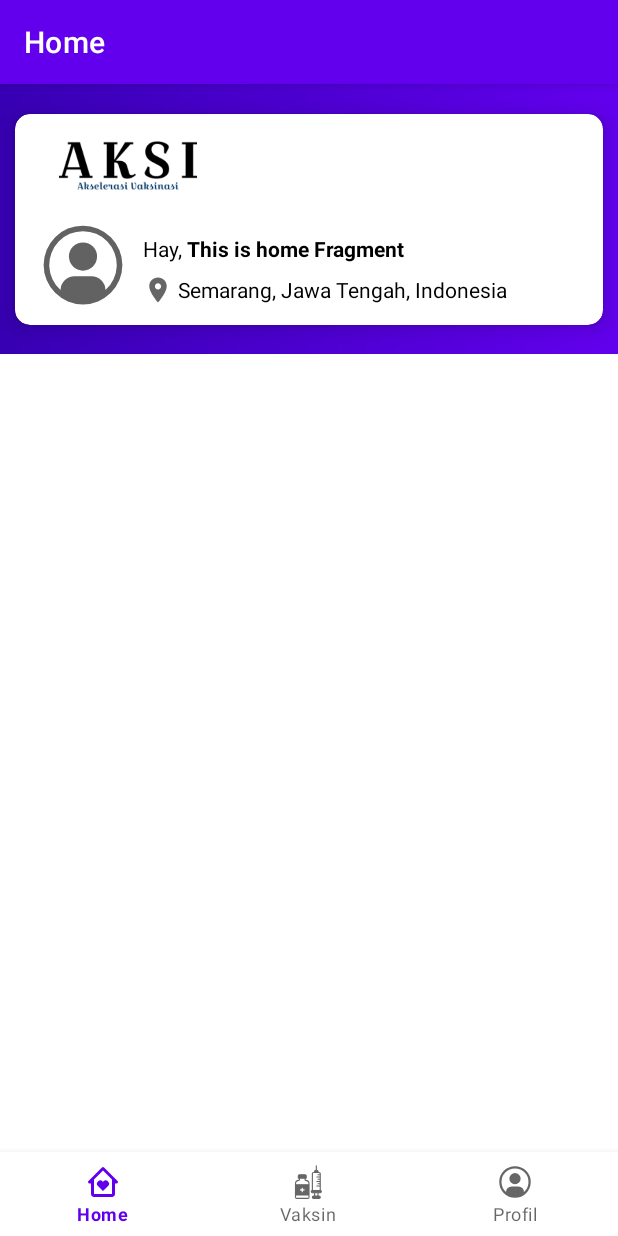
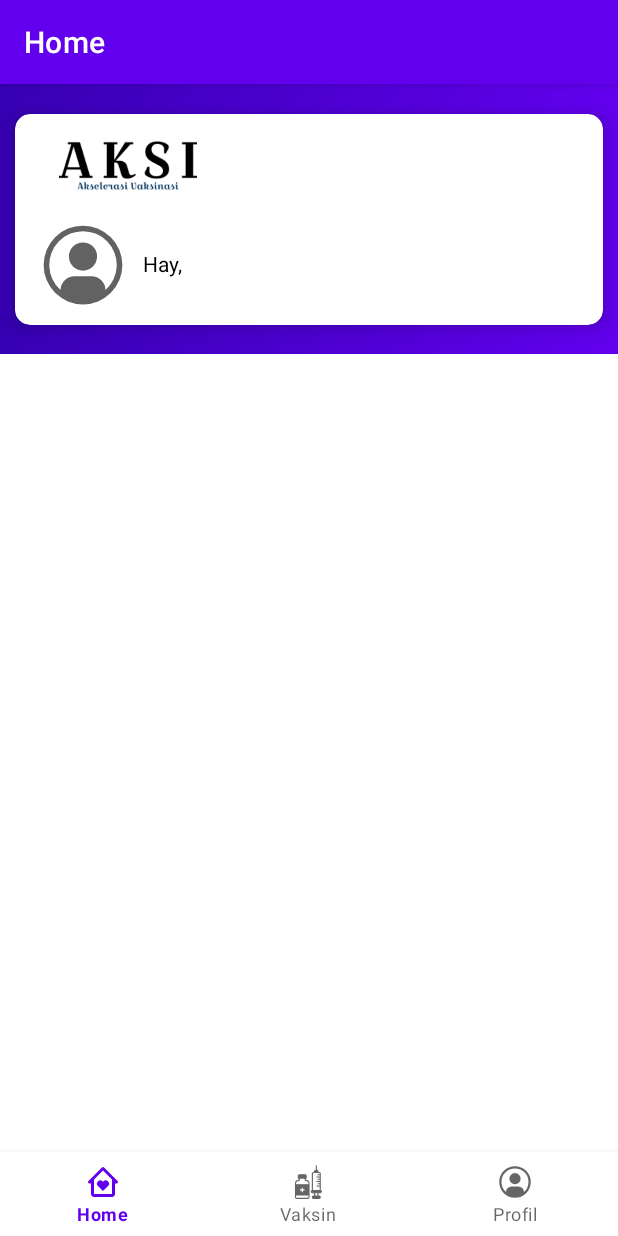
Before and after one commit to azamputraimanto/Akselerasi_Vaksinasi_AKSI, an Android app: the screen it shows after launch once a user with an empty profile is signed in (MainActivity), on a phone screen of 412 x 824 dp. Run offline under Robolectric (Android 15) with nearby library versions, the phone set to English and light mode, and no system bars; our stand-ins replace Firebase (no records; nobody signed in at launch, a user with empty details on screens opened directly), navigation-ui; 1 statement that could not run was skipped.

Commit message:
change header in home

```diff
--- a/app/src/main/java/com/capstone/project/akselerasi_vaksinasi/ui/home/HomeFragment.kt
+++ b/app/src/main/java/com/capstone/project/akselerasi_vaksinasi/ui/home/HomeFragment.kt
@@ -11,7 +11,11 @@ import androidx.lifecycle.Observer
 import androidx.lifecycle.ViewModelProvider
 import androidx.recyclerview.widget.LinearLayoutManager
 import androidx.recyclerview.widget.RecyclerView
+import com.bumptech.glide.Glide
+import com.bumptech.glide.request.RequestOptions
 import com.capstone.project.akselerasi_vaksinasi.R
+import com.capstone.project.akselerasi_vaksinasi.databinding.FragmentHomeBinding
+import com.capstone.project.akselerasi_vaksinasi.databinding.FragmentProfilBinding
 import com.capstone.project.akselerasi_vaksinasi.model.Patient
 import com.capstone.project.akselerasi_vaksinasi.ui.detail.DetailPatientActivity
 import com.capstone.project.akselerasi_vaksinasi.ui.home.adapter.HomeAdapter
@@ -21,12 +25,15 @@ import com.google.firebase.auth.FirebaseAuth
 import com.google.firebase.auth.ktx.auth
 import com.google.firebase.database.DatabaseReference
 import com.google.firebase.database.FirebaseDatabase
+import com.google.firebase.database.ktx.database
 import com.google.firebase.ktx.Firebase
 
 class HomeFragment : Fragment() {
 
     private lateinit var homeViewModel: HomeViewModel
     private lateinit var auth: FirebaseAuth
+    private lateinit var _binding: FragmentHomeBinding
+    private val binding get() = _binding!!
 
     private lateinit var homeAdapter: HomeAdapter
 
@@ -41,24 +48,47 @@ class HomeFragment : Fragment() {
             ViewModelProvider(this).get(HomeViewModel::class.java)
         val root = inflater.inflate(R.layout.fragment_home, container, false)
         val textView: TextView = root.findViewById(R.id.tvWelcome)
-        val recyclerViewMain: RecyclerView = root.findViewById(R.id.rvMain)
+        _binding = FragmentHomeBinding.inflate(layoutInflater)
+        val view = binding.root
         homeViewModel.text.observe(viewLifecycleOwner, Observer {
             textView.text = it
         })
-
 
         database = FirebaseDatabase.getInstance().getReference("patients")
         val options: FirebaseRecyclerOptions<Patient> = Builder<Patient>()
             .setQuery(database, Patient::class.java)
             .build()
         homeAdapter = HomeAdapter(options, ::onItemClick)
-        recyclerViewMain.apply {
+        binding.rvMain.apply {
             layoutManager = LinearLayoutManager(root.context)
             adapter = homeAdapter
         }
 
-        return root
+        getUserData()
+
+        return view
     }
+
+    private fun getUserData() {
+        database = Firebase.database.reference
+        auth = Firebase.auth
+
+        val uid = auth.currentUser?.uid
+
+        if (uid != null) {
+            database.child("users").child(uid).get().addOnSuccessListener {
+                Log.i("firebase", "Got value ${it.child("imgURL").value}")
+                var name : String = it.child("name").value.toString()
+
+                binding.tvWelcome.text = name
+
+
+            }.addOnFailureListener{
+                Log.e("firebase", "Error getting data", it)
+            }
+        }
+    }
+
 
     private fun onItemClick(patient: Patient) {
         DetailPatientActivity.start(requireContext(), patient)
--- a/app/src/main/res/layout/fragment_home.xml
+++ b/app/src/main/res/layout/fragment_home.xml
@@ -49,7 +49,8 @@
                 android:layout_height="wrap_content"
                 android:layout_toEndOf="@id/imgAvatar"
                 android:layout_marginStart="10dp"
-                android:layout_marginTop="80dp">
+                android:layout_marginTop="90dp"
+                >
 
                 <androidx.appcompat.widget.AppCompatTextView
                     android:id="@+id/txtWelcome"
@@ -67,28 +68,6 @@
                     android:textStyle="bold"/>
             </LinearLayout>
 
-            <LinearLayout
-                android:id="@+id/lokasi"
-                android:layout_width="match_parent"
-                android:layout_height="wrap_content"
-                android:layout_toEndOf="@id/imgAvatar"
-                android:layout_below="@id/welcome"
-                android:layout_marginStart="10dp"
-                android:layout_marginTop="8dp">
-
-                <androidx.appcompat.widget.AppCompatImageView
-                    android:id="@+id/imgLokasi"
-                    android:layout_width="20dp"
-                    android:layout_height="20dp"
-                    android:src="@drawable/ic_baseline_location_on_24" />
-
-                <androidx.appcompat.widget.AppCompatTextView
-                    android:id="@+id/tvLokasi"
-                    android:layout_width="250dp"
-                    android:layout_height="wrap_content"
-                    android:text=" Semarang, Jawa Tengah, Indonesia"
-                    android:textColor="@color/black"/>
-            </LinearLayout>
         </RelativeLayout>
     </androidx.cardview.widget.CardView>
 
```
